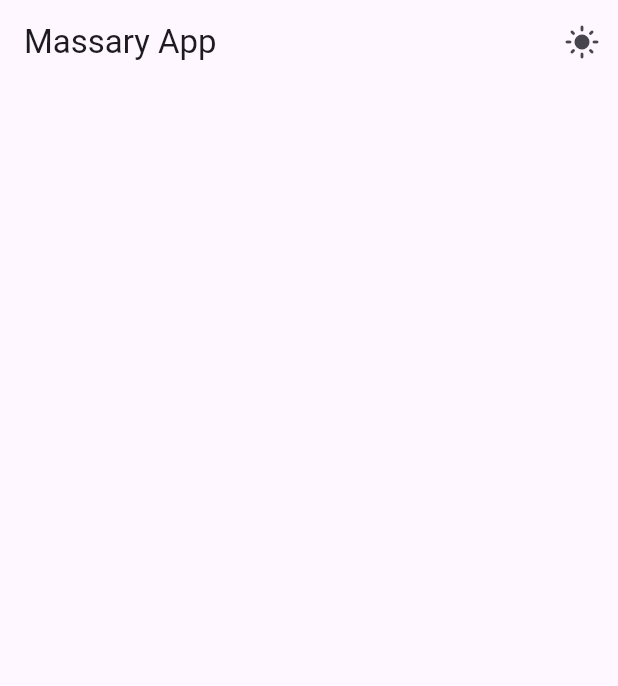
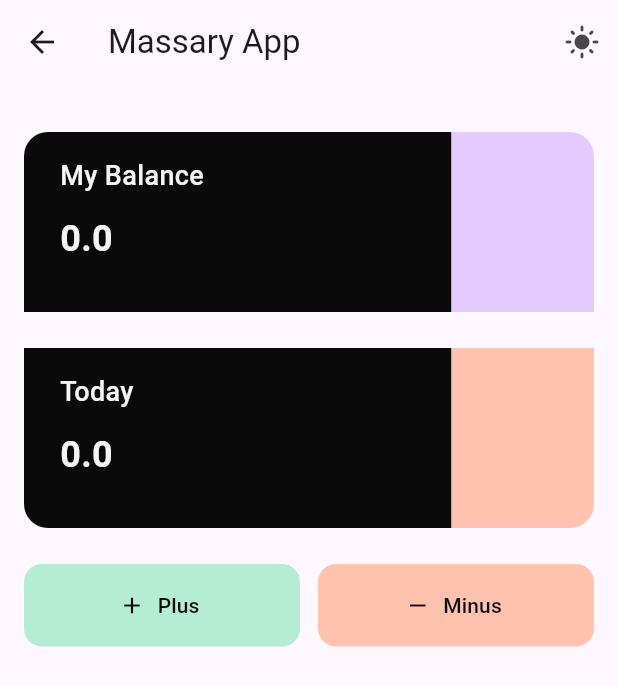
Before and after one commit to MohammedGhazaly/masary, a Flutter app: the HomeView screen opened directly, on a phone screen of 412 x 824 dp. Shown: the top 686 px of the screen. Run offline on Flutter 3.47's test engine with Material 3 defaults, Android fonts, the phone set to English and light mode, and no system bars; our stand-ins replace bloc, flutter_bloc, flutter_svg.

Commit message:
Finished adding the two buttons

```diff
--- a/lib/features/home_page/view/home_view.dart
+++ b/lib/features/home_page/view/home_view.dart
@@ -1,4 +1,7 @@
 import 'package:flutter/material.dart';
+import 'package:masary/core/utils/colors.dart';
+import 'package:masary/features/home_page/view/widgets/custom_balance_container.dart';
+import 'package:masary/features/home_page/view/widgets/transactions_button.dart';
 
 class HomeView extends StatelessWidget {
   const HomeView({super.key});
@@ -9,8 +12,53 @@ class HomeView extends StatelessWidget {
       appBar: AppBar(
         title: Text("Massary App"),
         actions: [
-          IconButton(onPressed: () {}, icon: Icon(Icons.light_mode_rounded))
+          IconButton(
+            onPressed: () {},
+            icon: Icon(
+              Icons.light_mode_rounded,
+            ),
+          )
         ],
+      ),
+      body: Padding(
+        padding: const EdgeInsets.symmetric(horizontal: 16, vertical: 32),
+        child: CustomScrollView(
+          slivers: [
+            CustomBalanceContainer(
+              amount: 0,
+              largeContainerRadius: const BorderRadius.only(
+                topLeft: Radius.circular(16),
+              ),
+              smallContainerColor: AppColors.kSeconderyPurble,
+              smallContainerRadius: const BorderRadius.only(
+                topRight: Radius.circular(16),
+              ),
+              title: "My Balance",
+            ),
+            const SliverToBoxAdapter(
+              child: SizedBox(height: 24),
+            ),
+            CustomBalanceContainer(
+              amount: 0,
+              largeContainerRadius: const BorderRadius.only(
+                bottomLeft: Radius.circular(16),
+              ),
+              smallContainerColor: AppColors.kSeconderyRed,
+              smallContainerRadius: const BorderRadius.only(
+                bottomRight: Radius.circular(16),
+              ),
+              title: "Today",
+            ),
+            const SliverToBoxAdapter(
+              child: SizedBox(
+                height: 24,
+              ),
+            ),
+            SliverToBoxAdapter(
+              child: TransactionButtons(),
+            )
+          ],
+        ),
       ),
     );
   }
--- /dev/null
+++ b/lib/features/home_page/view/widgets/transactions_button.dart
@@ -0,0 +1,57 @@
+import 'package:flutter/material.dart';
+import 'package:masary/core/utils/colors.dart';
+
+class TransactionButtons extends StatelessWidget {
+  const TransactionButtons({
+    super.key,
+  });
+
+  @override
+  Widget build(BuildContext context) {
+    return Row(
+      children: [
+        Expanded(
+          child: SizedBox(
+            height: 55,
+            child: TextButton.icon(
+              style: ElevatedButton.styleFrom(
+                shape: RoundedRectangleBorder(
+                  borderRadius: BorderRadius.circular(12),
+                ),
+                foregroundColor: AppColors.kBlackColor,
+                backgroundColor: AppColors.kSeconderyGreen,
+              ),
+              onPressed: () {},
+              icon: Icon(Icons.add),
+              label: Text(
+                "Plus",
+              ),
+            ),
+          ),
+        ),
+        const SizedBox(
+          width: 12,
+        ),
+        Expanded(
+          child: SizedBox(
+            height: 55,
+            child: TextButton.icon(
+              style: ElevatedButton.styleFrom(
+                shape: RoundedRectangleBorder(
+                  borderRadius: BorderRadius.circular(12),
+                ),
+                foregroundColor: AppColors.kBlackColor,
+                backgroundColor: AppColors.kSeconderyRed,
+              ),
+              onPressed: () {},
+              icon: Icon(Icons.remove),
+              label: Text(
+                "Minus",
+              ),
+            ),
+          ),
+        )
+      ],
+    );
+  }
+}
--- a/lib/features/splash/view/splash_view.dart
+++ b/lib/features/splash/view/splash_view.dart
@@ -5,6 +5,7 @@ import 'package:flutter/material.dart';
 import 'package:flutter_svg/flutter_svg.dart';
 import 'package:masary/core/utils/colors.dart';
 import 'package:masary/features/home_page/view/home_view.dart';
+import 'package:masary/features/onboarding/view/on_boarding.dart';
 
 class SplashView extends StatefulWidget {
   const SplashView({super.key});
@@ -20,7 +21,7 @@ class _SplashViewState extends State<SplashView> {
     Timer(Duration(seconds: 3), () {
       Navigator.of(context)
           .pushReplacement(MaterialPageRoute(builder: (context) {
-        return HomeView();
+        return OnBoardingView();
       }));
     });
   }
--- a/lib/main.dart
+++ b/lib/main.dart
@@ -30,7 +30,7 @@ class MyApp extends StatelessWidget {
       theme: ThemeData(
         useMaterial3: true,
       ),
-      home: OnBoarding(),
+      home: SplashView(),
     );
   }
 }
```
Also changed, not shown: lib/features/home_page/view/widgets/custom_balance_container.dart (added, +73 -0 lines), lib/features/onboarding/view/on_boarding.dart (+9 -4 lines).
